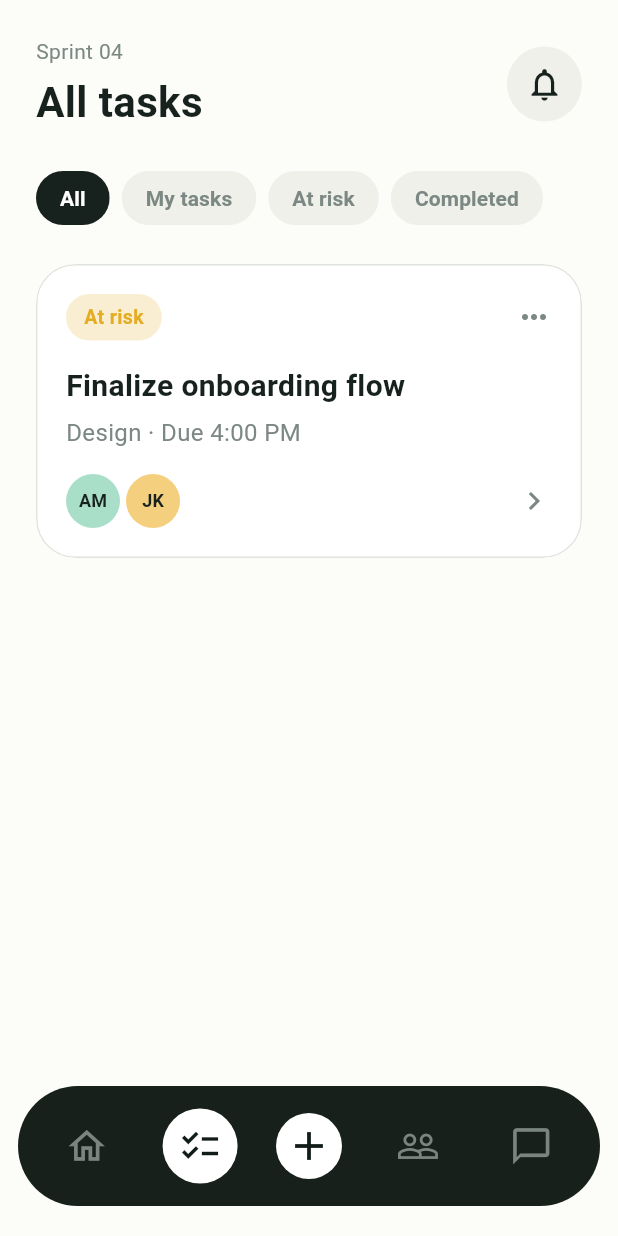
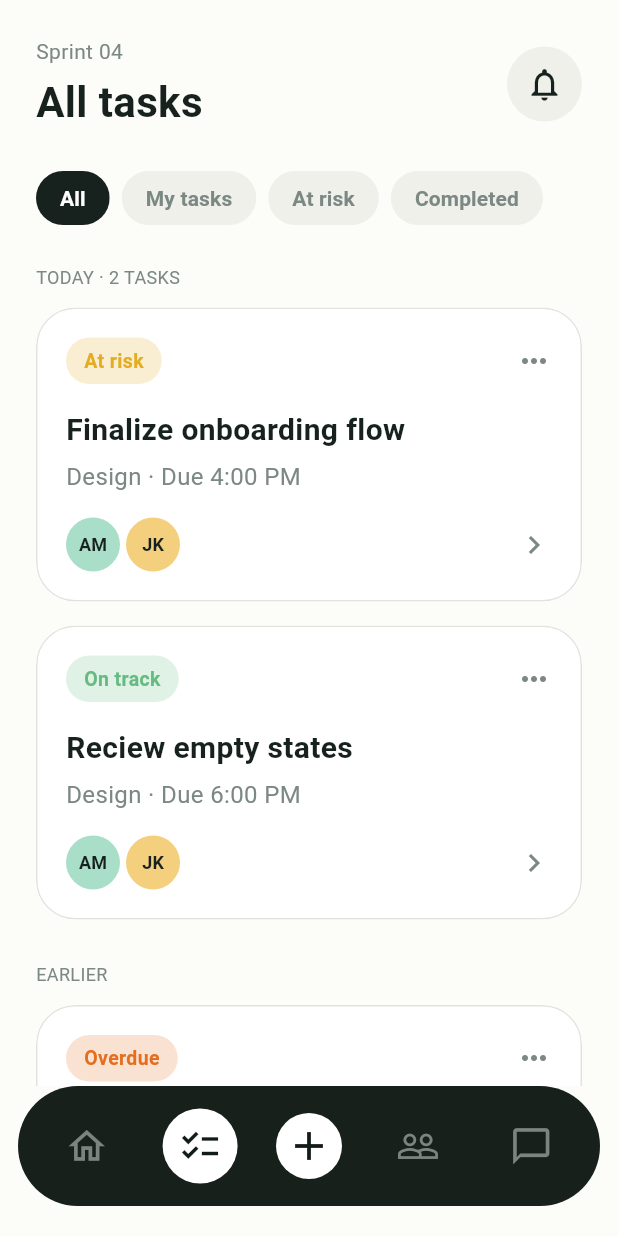
Before and after one commit to julesineza/mobile_dev_formative_assignment1, a Flutter app: the screen it shows after launch, on a phone screen of 412 x 824 dp. Run offline on Flutter 3.47's test engine with Material 3 defaults, Android fonts, the phone set to English and light mode, and no system bars.

Commit message:
Add section headers and more task card examples to task lis

```diff
--- a/lib/screens/task_list_screen.dart
+++ b/lib/screens/task_list_screen.dart
@@ -145,11 +145,52 @@ class _TaskListScreenState extends State<TaskListScreen> {
               ),
             ),
             const SizedBox(height: 20),
+            const Text(
+              'TODAY · 2 TASKS',
+              style: TextStyle(color: Color(0xFF7C8883), fontSize: 12),
+            ),
+            const SizedBox(height: 12),
             const TaskCard(
               title: 'Finalize onboarding flow',
               details: 'Design · Due 4:00 PM',
               status: 'At risk',
               statusColor: AppColors.atRisk,
+              avatars: [
+                TaskAvatar('AM', AppColors.avatarMint),
+                TaskAvatar('JK', AppColors.avatarGold),
+              ],
+            ),
+            const TaskCard(
+              title: 'Reciew empty states',
+              details: 'Design · Due 6:00 PM',
+              status: 'On track',
+              statusColor: AppColors.onTrack,
+              avatars: [
+                TaskAvatar('AM', AppColors.avatarMint),
+                TaskAvatar('JK', AppColors.avatarGold),
+              ],
+            ),
+            const SizedBox(height: 12),
+            const Text(
+              'EARLIER',
+              style: TextStyle(color: AppColors.muted, fontSize: 12),
+            ),
+            const SizedBox(height: 12),
+            const TaskCard(
+              title: 'Finalize onboarding flow',
+              details: 'Design · Due 4:00 PM',
+              status: 'Overdue',
+              statusColor: AppColors.overdue,
+              avatars: [
+                TaskAvatar('AM', AppColors.avatarMint),
+                TaskAvatar('JK', AppColors.avatarGold),
+              ],
+            ),
+            TaskCard(
+              title: 'Prepare Release Notes',
+              details: 'Product · Completed 2 days ago',
+              status: 'Completed',
+              statusColor: AppColors.completed,
               avatars: [
                 TaskAvatar('AM', AppColors.avatarMint),
                 TaskAvatar('JK', AppColors.avatarGold),
--- a/lib/theme/app_colors.dart
+++ b/lib/theme/app_colors.dart
@@ -6,6 +6,9 @@ class AppColors {
   static const Color pageBackground = Color.fromARGB(255, 252, 252, 249);
   static const Color softBackground = Color.fromARGB(255, 238, 240, 233);
   static const Color atRisk = Color.fromARGB(255, 228, 172, 32);
+  static const Color completed = Color.fromARGB(255, 102, 187, 130);
+  static const Color overdue = Color.fromARGB(255, 228, 110, 32);
+  static const Color onTrack = Color.fromARGB(255, 102, 187, 130);
   static const Color avatarMint = Color.fromARGB(255, 169, 222, 201);
   static const Color avatarGold = Color.fromARGB(255, 244, 207, 125);
   static const Color white = Colors.white;
```
